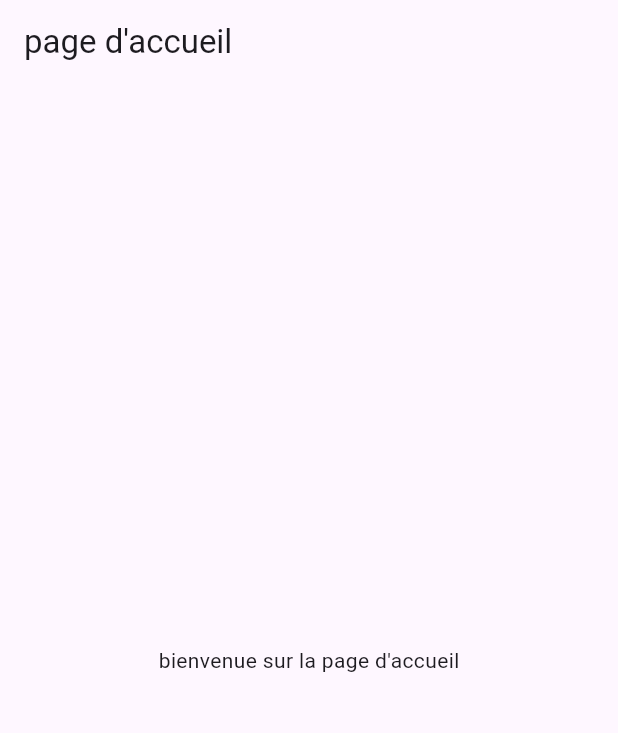
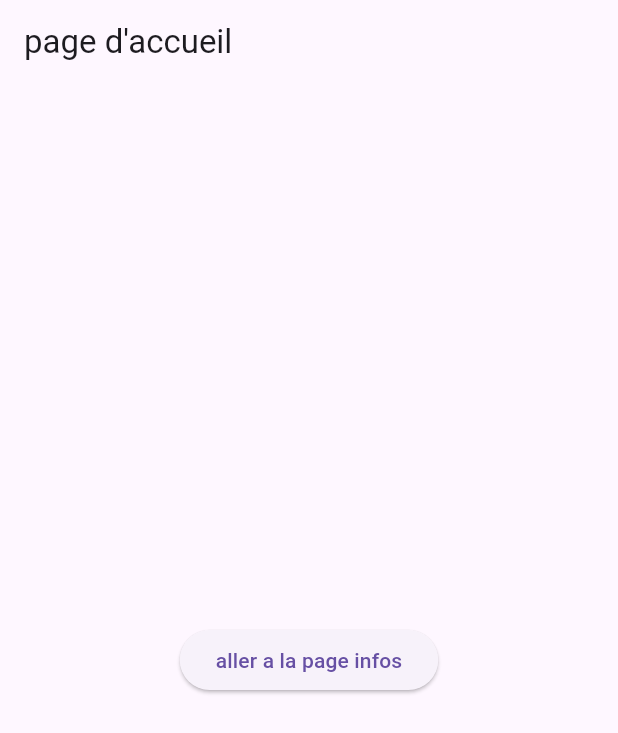
Before and after one commit to hamza-tinhinan/atelier05flutter, a Flutter app: the screen it shows after launch, on a phone screen of 412 x 824 dp. Shown: the top 733 px of the screen. Run offline on Flutter 3.47's test engine with Material 3 defaults, Android fonts, the phone set to English and light mode, and no system bars.

Commit message:
navigation entre les deux pages

```diff
--- a/lib/page_accueil.dart
+++ b/lib/page_accueil.dart
@@ -1,22 +1,25 @@
 import 'package:flutter/material.dart';
+import 'page_infos.dart';
 
 class PageAccueil extends StatelessWidget {
   const PageAccueil({super.key});
 
   @override
   Widget build(BuildContext context) {
-    return MaterialApp(
-      home: Scaffold(
+    return Scaffold(
         appBar: AppBar(title: Text("page d'accueil")),
         body: Center(
-          child: Column(
-            mainAxisAlignment: MainAxisAlignment.center,
-            children: [
-              Text("bienvenue sur la page d'accueil"),
-            ],
+          child: ElevatedButton(
+            onPressed: () {
+              Navigator.push(
+                context,
+                MaterialPageRoute(builder: (context) => PageInfos()),
+              );
+            },
+            child: Text("aller a la page infos"),
           ),
-        ),
-      ),
-    );
-  }
+          ),
+        );
+
+    }
 }
```
